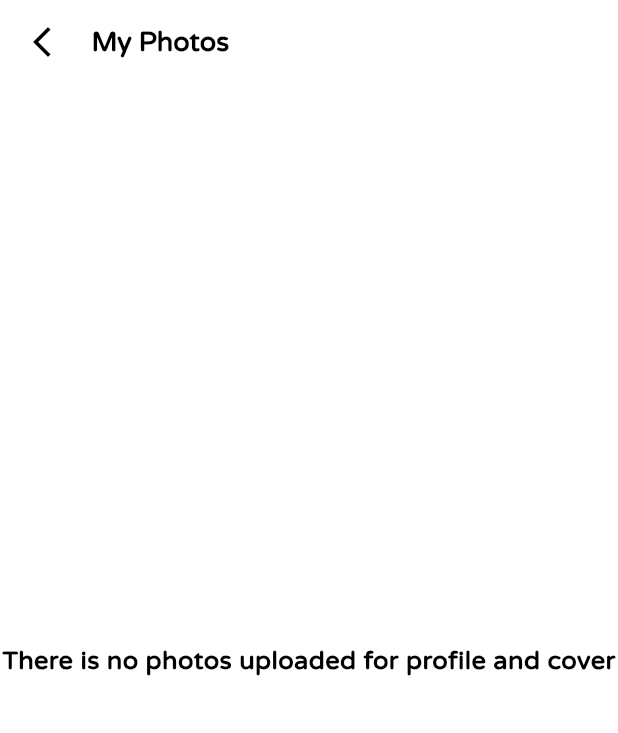
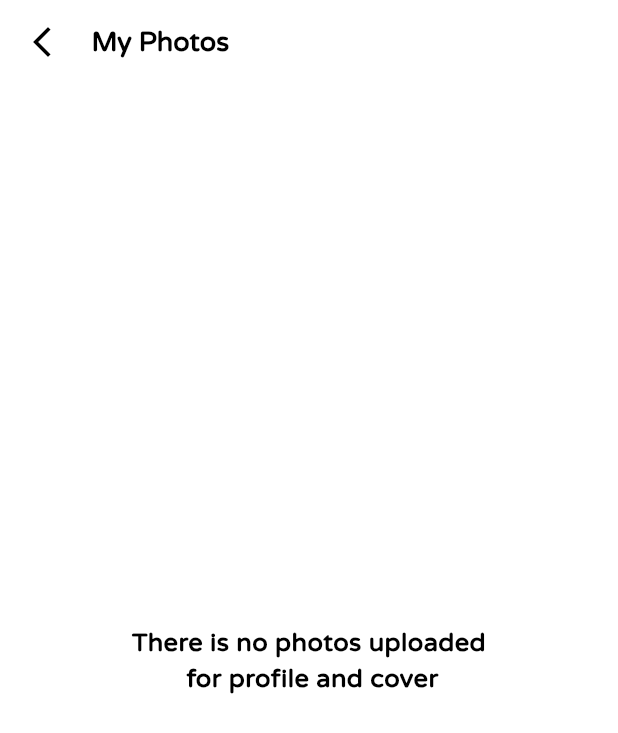
Before and after one commit to WalidSellami/chats_app, a Flutter app: the AppLayout screen opened directly, item 5 of the bottom bar chosen, after a tap on "My Photos", on a phone screen of 412 x 824 dp. Shown: the top 733 px of the screen. Run offline on Flutter 3.47's test engine with Material 2 defaults, Android fonts, the phone set to English and light mode, and no system bars; drawn by our look-alikes of overlay_support; our stand-ins replace avatar_glow, bloc, cloud_firestore, conditional_builder_null_safety, dio, eva_icons_flutter and 15 more; accounts and stored records are empty; network calls fail.

Commit message:
new features .....

```diff
--- a/lib/layout/appLayout/AppLayout.dart
+++ b/lib/layout/appLayout/AppLayout.dart
@@ -127,7 +127,12 @@ class _AppLayoutState extends State<AppLayout> {
                       ],
                     ),
                     body: cubit.screens[cubit.currentIndex],
-                    bottomNavigationBar: Container(
+                    bottomNavigationBar: Material(
+                      elevation: 5.0,
+                      color: themeCubit.isDark
+                          ? HexColor('1a1a1a')
+                          : HexColor('f2f7fc'),
+                      child: Container(
                         color: themeCubit.isDark
                             ? HexColor('1a1a1a')
                             : HexColor('f2f7fc'),
@@ -245,6 +250,7 @@ class _AppLayoutState extends State<AppLayout> {
                         ),
                       ),
                     ),
+                  ),
                 );
               },
             );
--- a/lib/modules/chatScreen/ChatScreen.dart
+++ b/lib/modules/chatScreen/ChatScreen.dart
@@ -84,6 +84,7 @@ class _ChatScreenState extends State<ChatScreen> {
                               return Future<void>.delayed(const Duration(seconds: 2));
                             },
                             child: ListView.separated(
+                              keyboardDismissBehavior: ScrollViewKeyboardDismissBehavior.onDrag,
                               itemBuilder: (context , index) {
                                 return buildItemUser(users[index] , userProfile , context);
                               },
--- a/lib/modules/photosScreen/PhotosScreen.dart
+++ b/lib/modules/photosScreen/PhotosScreen.dart
@@ -86,7 +86,7 @@ class _PhotosScreenState extends State<PhotosScreen> {
                               ? Center(child: CircularIndicator(os: getOs()))
                               : const Center(
                             child: Text(
-                              'There is no photos uploaded for profile and cover',
+                              'There is no photos uploaded\n for profile and cover',
                               textAlign: TextAlign.center,
                               style: TextStyle(
                                 fontSize: 17.0,
--- a/lib/modules/searchUserScreen/SearchUserScreen.dart
+++ b/lib/modules/searchUserScreen/SearchUserScreen.dart
@@ -107,6 +107,8 @@ class _SearchUserScreenState extends State<SearchUserScreen> {
                       child: (checkCubit.hasInternet) ? ConditionalBuilder(
                         condition: users.isNotEmpty,
                         builder: (context) => ListView.separated(
+                          physics: const BouncingScrollPhysics(),
+                            keyboardDismissBehavior: ScrollViewKeyboardDismissBehavior.onDrag,
                             itemBuilder: (context , index) => buildItemSearchUser(users[index], context),
                             separatorBuilder: (context , index) => Padding(
                               padding: const EdgeInsets.symmetric(
--- a/lib/modules/settingsScreen/SettingsScreen.dart
+++ b/lib/modules/settingsScreen/SettingsScreen.dart
@@ -112,6 +112,20 @@ class _SettingsScreenState extends State<SettingsScreen> {
                                           height: 180.0,
                                           fit: BoxFit.cover,
                                           frameBuilder: (context, child, frame, wasSynchronouslyLoaded) {
+                                           if(frame == null) {
+                                             return Container(
+                                               width: double.infinity,
+                                               height: 180.0,
+                                               decoration: BoxDecoration(
+                                                 border: Border.all(
+                                                   width: 0.0,
+                                                   color: themeCubit.isDark ? Colors.white : Colors.grey.shade900,
+                                                 ),
+                                               ),
+                                               child: Center(child: CircularRingIndicator(os: getOs())),
+                                             );
+
+                                           }
                                             return child;
                                           },
                                           loadingBuilder: (context, child, loadingProgress) {
@@ -124,7 +138,7 @@ class _SettingsScreenState extends State<SettingsScreen> {
                                                 decoration: BoxDecoration(
                                                   border: Border.all(
                                                     width: 0.0,
-                                                    color: Colors.grey.shade900,
+                                                    color: themeCubit.isDark ? Colors.white : Colors.grey.shade900,
                                                   ),
                                                 ),
                                                 child: Center(child: CircularRingIndicator(os: getOs())),
@@ -152,7 +166,7 @@ class _SettingsScreenState extends State<SettingsScreen> {
                                     child: Container(
                                       decoration: const BoxDecoration(),
                                       child: CircleAvatar(
-                                        radius: 62.0,
+                                        radius: 63.0,
                                         backgroundColor: themeCubit.isDark ? Colors.white : Colors.black,
                                         child: CircleAvatar(
                                           radius: 60.0,
--- a/lib/modules/usersScreen/UsersScreen.dart
+++ b/lib/modules/usersScreen/UsersScreen.dart
@@ -61,6 +61,7 @@ class _UsersScreenState extends State<UsersScreen> {
                         return Future<void>.delayed(const Duration(seconds: 2));
                       },
                       child: ListView.separated(
+                        keyboardDismissBehavior: ScrollViewKeyboardDismissBehavior.onDrag,
                         itemBuilder: (context , index) => buildItemUser(users[index] , context),
                         separatorBuilder: (context , index) => Padding(
                           padding: const EdgeInsets.symmetric(
```
Also changed, not shown: lib/modules/chatScreen/UserChatScreen.dart (+2 -9 lines), lib/modules/editProfileScreen/EditProfileScreen.dart (+49 -13 lines), lib/modules/homeScreen/HomeScreen.dart (+1 -7 lines), lib/modules/postScreen/PostScreen.dart (+77 -52 lines), lib/shared/components/Components.dart (+4 -3 lines), pubspec.lock, 2 other files. Lines whose indentation alone changed are shown as unchanged.
